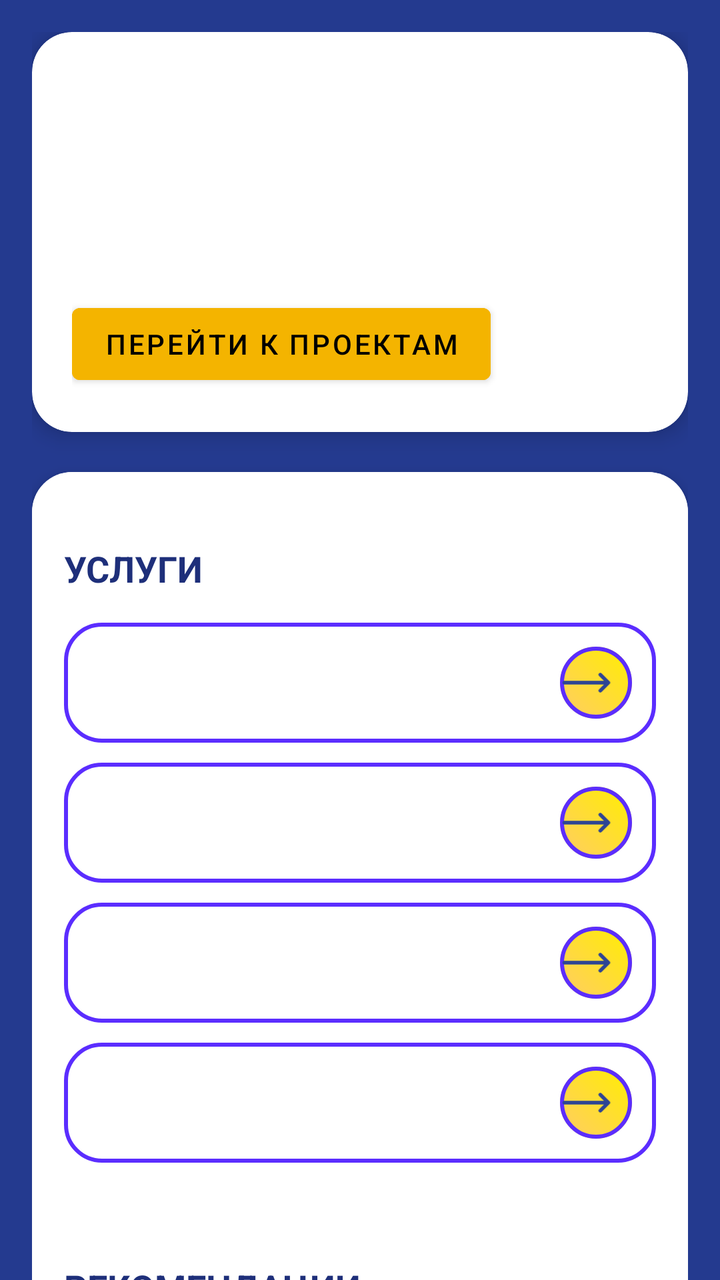
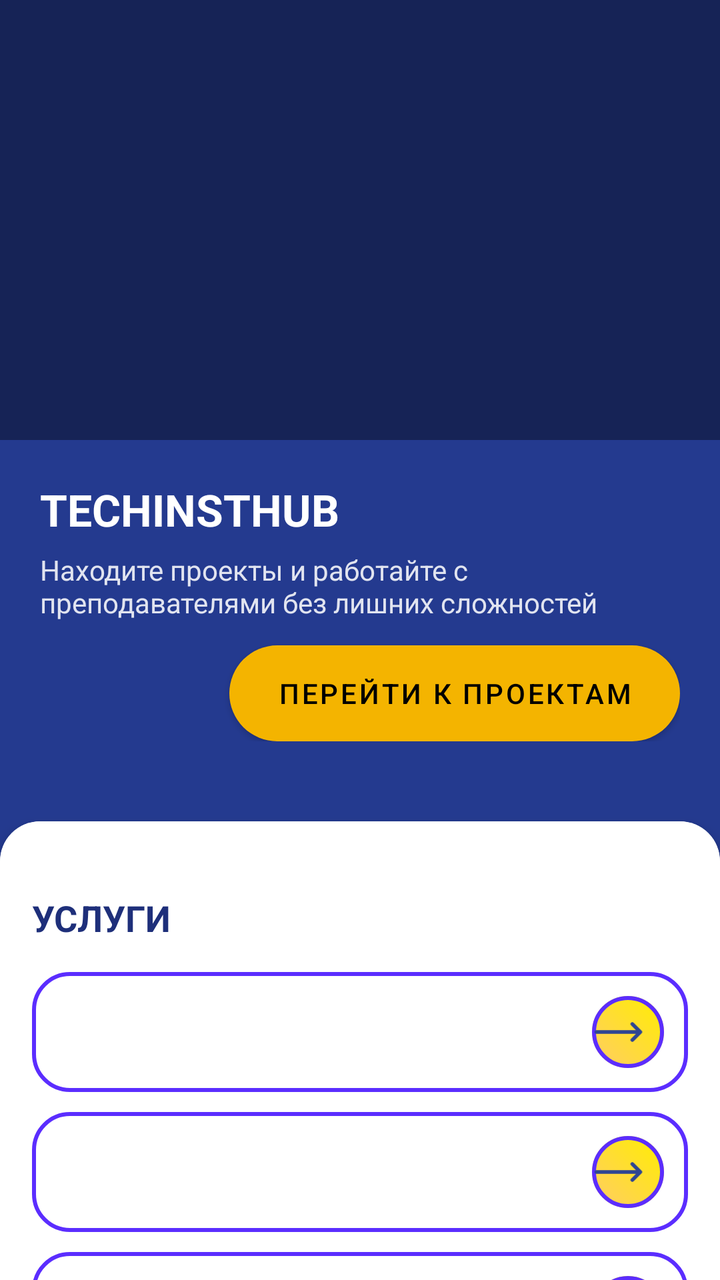

Before-and-after screenshots of an Android layout around one commit, followed by the original layout XML and the change that was made.
<!-- AndroidManifest.xml: application theme Theme.MyApplication -->
<!-- res/layout/fragment_home.xml -->
<?xml version="1.0" encoding="utf-8"?>
<androidx.core.widget.NestedScrollView
    xmlns:android="http://schemas.android.com/apk/res/android"
    xmlns:app="http://schemas.android.com/apk/res-auto"
    xmlns:tools="http://schemas.android.com/tools"
    android:layout_width="match_parent"
    android:layout_height="match_parent"
    android:background="#243A8F">

    <LinearLayout
        android:layout_width="match_parent"
        android:layout_height="wrap_content"
        android:orientation="vertical"
        android:padding="16dp">

        <androidx.cardview.widget.CardView
            android:layout_width="match_parent"
            android:layout_height="200dp"
            app:cardCornerRadius="20dp"
            app:cardElevation="6dp">

            <LinearLayout
                android:layout_width="match_parent"
                android:layout_height="match_parent"
                android:orientation="vertical"
                android:gravity="bottom"
                android:padding="20dp">

                <TextView
                    android:text="TECHINSTHUB"
                    android:textColor="@android:color/white"
                    android:textSize="22sp"
                    android:textStyle="bold"
                    android:layout_height="wrap_content"
                    android:layout_width="wrap_content"
                    tools:ignore="HardcodedText" />

                <TextView
                    android:text="Находите проекты и работайте с преподавателями без лишних сложностей"
                    android:textColor="#DDFFFFFF"
                    android:textSize="14sp"
                    android:layout_marginTop="6dp"
                    android:layout_height="wrap_content"
                    android:layout_width="wrap_content"
                    tools:ignore="HardcodedText" />

                <Button
                    android:text="Перейти к проектам"
                    android:layout_marginTop="12dp"
                    android:backgroundTint="#F4B400"
                    android:textColor="@android:color/black"
                    android:layout_height="wrap_content"
                    android:layout_width="wrap_content"
                    tools:ignore="HardcodedText" />
            </LinearLayout>
        </androidx.cardview.widget.CardView>

        <androidx.cardview.widget.CardView
            android:layout_width="match_parent"
            android:layout_height="wrap_content"
            android:layout_marginTop="20dp"
            app:cardCornerRadius="20dp"
            app:cardElevation="4dp">

            <LinearLayout
                android:layout_width="match_parent"
                android:layout_height="wrap_content"
                android:orientation="vertical"
                android:padding="16dp"
                android:background="@android:color/white">

                <TextView
                    android:text="УСЛУГИ"
                    android:textStyle="bold"
                    android:textSize="18sp"
                    android:textColor="#1E2F7A"
                    android:layout_height="wrap_content"
                    android:layout_width="wrap_content"
                    android:layout_marginTop="20dp"
                    tools:ignore="HardcodedText" />

                <GridLayout
                    android:layout_width="match_parent"
                    android:layout_height="wrap_content"
                    android:columnCount="1">

                    <include
                        android:id="@+id/btnProjects"
                        layout="@layout/item_custom_button"
                        android:layout_height="60dp"
                        android:text="Проекты"
                        android:layout_width="wrap_content"
                        android:layout_marginTop="15dp"
                        android:textAlignment="textStart"
                        android:layout_columnWeight="1"
                        tools:ignore="HardcodedText" />

                    <include
                        android:id="@+id/btnInternShips"
                        layout="@layout/item_custom_button"
                        android:layout_height="60dp"
                        android:text="Стажировки"
                        android:layout_width="wrap_content"
                        android:layout_marginTop="10dp"
                        android:textAlignment="textStart"
                        android:layout_columnWeight="1"
                        tools:ignore="HardcodedText" />

                    <include
                        android:id="@+id/btnEvents"
                        layout="@layout/item_custom_button"
                        android:layout_height="60dp"
                        android:text="Мероприятия"
                        android:layout_width="wrap_content"
                        android:layout_marginTop="10dp"
                        android:textAlignment="textStart"
                        android:layout_columnWeight="1"
                        tools:ignore="HardcodedText" />

                    <include
                        android:id="@+id/btnCommunity"
                        layout="@layout/item_custom_button"
                        android:layout_height="60dp"
                        android:text="Сообщество"
                        android:layout_width="wrap_content"
                        android:layout_marginTop="10dp"
                        android:textAlignment="textStart"
                        android:layout_columnWeight="1"
                        tools:ignore="HardcodedText" />
                </GridLayout>

                <TextView
                    android:text="РЕКОМЕНДАЦИИ"
                    android:textStyle="bold"
                    android:textSize="18sp"
                    android:textColor="#1E2F7A"
                    android:layout_marginTop="50dp"
                    android:layout_height="wrap_content"
                    android:layout_width="wrap_content"
                    tools:ignore="HardcodedText" />

                <androidx.recyclerview.widget.RecyclerView
                    android:id="@+id/recyclerRecommendationProjects"
                    android:layout_width="match_parent"
                    android:layout_height="wrap_content"
                    android:nestedScrollingEnabled="false"
                    android:layout_marginTop="8dp"
                    android:overScrollMode="never"/>

                <TextView
                    android:layout_width="wrap_content"
                    android:layout_height="wrap_content"
                    android:text="смотреть все"
                    android:textColor="@color/black"
                    android:gravity="end"
                    tools:ignore="HardcodedText" />
            </LinearLayout>

        </androidx.cardview.widget.CardView>

        <TextView
            android:text="НАШИ НОВОСТИ"
            android:textStyle="bold"
            android:textColor="#FFFFFF"
            android:textSize="18sp"
            android:paddingStart="8dp"
            android:paddingEnd="0dp"
            android:layout_marginTop="50dp"
            android:layout_height="wrap_content"
            android:layout_width="wrap_content"
            tools:ignore="HardcodedText" />

        <androidx.recyclerview.widget.RecyclerView
            android:id="@+id/recyclerRecommendationNews"
            android:layout_width="match_parent"
            android:layout_height="wrap_content"
            android:layout_marginTop="8dp"
            android:overScrollMode="never"/>

        <TextView
            android:layout_width="wrap_content"
            android:layout_height="wrap_content"
            android:text="смотреть все"
            android:textColor="@color/black"
            android:gravity="end"
            tools:ignore="HardcodedText" />

    </LinearLayout>
</androidx.core.widget.NestedScrollView>
<!-- res/layout/item_custom_button.xml (included above) -->
<?xml version="1.0" encoding="utf-8"?>
<RelativeLayout xmlns:android="http://schemas.android.com/apk/res/android"
    xmlns:tools="http://schemas.android.com/tools"
    android:layout_width="match_parent"
    android:layout_height="56dp"
    android:background="@drawable/bg_button_outline"
    android:paddingStart="20dp"
    android:paddingEnd="12dp">

    <TextView
        android:id="@+id/buttonText"
        android:layout_width="wrap_content"
        android:layout_height="wrap_content"
        android:textSize="16sp"
        android:textColor="#2E4593"
        android:layout_centerVertical="true"
        tools:ignore="HardcodedText,RelativeOverlap" />

    <FrameLayout
        android:layout_width="36dp"
        android:layout_height="36dp"
        android:layout_alignParentEnd="true"
        android:layout_centerVertical="true"
        android:background="@drawable/bg_circle">

        <ImageView
            android:background="@drawable/bg_button_outline"
            android:layout_width="match_parent"
            android:layout_height="match_parent"
            android:contentDescription="buttonback"
            android:src="@drawable/ic_arrow"
            android:paddingStart="-4dp"
            android:paddingEnd="0dp"
            tools:ignore="HardcodedText" />
    </FrameLayout>

</RelativeLayout>
<!-- resources referenced by this layout -->
<resources>
  <color name="black">#FF000000</color>
  <!-- drawable bg_button_outline (drawable) -->
  <shape xmlns:android="http://schemas.android.com/apk/res/android">
      <corners android:radius="18dp"/>
  
      <stroke
          android:width="2dp"
          android:color="#5B2DFF"/>
  
      <solid android:color="@android:color/transparent"/>
  </shape>
  <!-- drawable bg_circle (drawable) -->
  <shape xmlns:android="http://schemas.android.com/apk/res/android"
      android:shape="oval">
  
      <gradient
          android:startColor="#FFC6"
          android:endColor="#FFE0"
          android:angle="45"/>
  </shape>
  <!-- drawable ic_arrow (drawable) -->
  <vector xmlns:android="http://schemas.android.com/apk/res/android"
      android:width="36dp"
      android:height="36dp"
      android:viewportWidth="36"
      android:viewportHeight="36">
  
      <path
          android:pathData="M4,18 L26,18 M22,14 L26,18 L22,22"
          android:fillColor="@android:color/transparent"
          android:strokeColor="#2E4593"
          android:strokeWidth="1.8"
          android:strokeLineCap="round"
          android:strokeLineJoin="round"/>
  
  </vector>
  <style name="Theme.MyApplication" parent="Theme.MaterialComponents.DayNight.DarkActionBar">
          
          <item name="colorPrimary">@color/purple_500</item>
          <item name="colorPrimaryVariant">@color/purple_700</item>
          <item name="colorOnPrimary">@color/white</item>
          
          <item name="colorSecondary">@color/teal_200</item>
          <item name="colorSecondaryVariant">@color/teal_700</item>
          <item name="colorOnSecondary">@color/black</item>
          
          <item name="android:statusBarColor">?attr/colorPrimaryVariant</item>
          
      </style>
  <color name="purple_500">#FF6200EE</color>
  <color name="purple_700">#FF3700B3</color>
  <color name="white">#FFFFFFFF</color>
  <color name="teal_200">#FF03DAC5</color>
  <color name="teal_700">#FF018786</color>
</resources>

<!-- the commit's change to res/layout/fragment_home.xml (unified diff, before → after) -->
@@ -10,50 +10,62 @@
     <LinearLayout
         android:layout_width="match_parent"
         android:layout_height="wrap_content"
-        android:orientation="vertical"
-        android:padding="16dp">
-
-        <androidx.cardview.widget.CardView
-            android:layout_width="match_parent"
-            android:layout_height="200dp"
-            app:cardCornerRadius="20dp"
-            app:cardElevation="6dp">
-
-            <LinearLayout
+        android:orientation="vertical">
+
+        <FrameLayout
+            android:layout_width="match_parent"
+            android:layout_height="220dp">
+
+            <ImageView
                 android:layout_width="match_parent"
                 android:layout_height="match_parent"
-                android:orientation="vertical"
-                android:gravity="bottom"
-                android:padding="20dp">
-
-                <TextView
-                    android:text="TECHINSTHUB"
-                    android:textColor="@android:color/white"
-                    android:textSize="22sp"
-                    android:textStyle="bold"
-                    android:layout_height="wrap_content"
-                    android:layout_width="wrap_content"
-                    tools:ignore="HardcodedText" />
-
-                <TextView
-                    android:text="Находите проекты и работайте с преподавателями без лишних сложностей"
-                    android:textColor="#DDFFFFFF"
-                    android:textSize="14sp"
-                    android:layout_marginTop="6dp"
-                    android:layout_height="wrap_content"
-                    android:layout_width="wrap_content"
-                    tools:ignore="HardcodedText" />
-
-                <Button
-                    android:text="Перейти к проектам"
-                    android:layout_marginTop="12dp"
-                    android:backgroundTint="#F4B400"
-                    android:textColor="@android:color/black"
-                    android:layout_height="wrap_content"
-                    android:layout_width="wrap_content"
-                    tools:ignore="HardcodedText" />
-            </LinearLayout>
-        </androidx.cardview.widget.CardView>
+                android:scaleType="centerCrop" />
+
+            <View
+                android:layout_width="match_parent"
+                android:layout_height="match_parent"
+                android:background="#66000000"/>
+
+        </FrameLayout>
+
+        <LinearLayout
+            android:layout_width="match_parent"
+            android:layout_height="match_parent"
+            android:orientation="vertical"
+            android:gravity="bottom"
+            android:padding="20dp">
+
+            <TextView
+                android:text="TECHINSTHUB"
+                android:textColor="@android:color/white"
+                android:textSize="22sp"
+                android:textStyle="bold"
+                android:layout_height="wrap_content"
+                android:layout_width="wrap_content"
+                tools:ignore="HardcodedText" />
+
+            <TextView
+                android:text="Находите проекты и работайте с преподавателями без лишних сложностей"
+                android:textColor="#DDFFFFFF"
+                android:textSize="14sp"
+                android:layout_marginTop="6dp"
+                android:layout_height="wrap_content"
+                android:layout_width="wrap_content"
+                tools:ignore="HardcodedText" />
+
+            <Button
+                android:text="Перейти к проектам"
+                android:layout_marginTop="12dp"
+                android:textColor="@android:color/black"
+                android:layout_height="wrap_content"
+                android:layout_width="wrap_content"
+                tools:ignore="HardcodedText"
+                app:backgroundTint="@null"
+                android:layout_gravity="end"
+                android:background="@drawable/btn_yellow"
+                android:paddingStart="24dp"
+                android:paddingEnd="24dp"/>
+        </LinearLayout>
 
         <androidx.cardview.widget.CardView
             android:layout_width="match_parent"
@@ -151,6 +163,8 @@
                     android:layout_width="wrap_content"
                     android:layout_height="wrap_content"
                     android:text="смотреть все"
+                    android:layout_gravity="end"
+                    android:paddingBottom="30dp"
                     android:textColor="@color/black"
                     android:gravity="end"
                     tools:ignore="HardcodedText" />
@@ -163,9 +177,9 @@
             android:textStyle="bold"
             android:textColor="#FFFFFF"
             android:textSize="18sp"
-            android:paddingStart="8dp"
+            android:paddingStart="18dp"
             android:paddingEnd="0dp"
-            android:layout_marginTop="50dp"
+            android:layout_marginTop="60dp"
             android:layout_height="wrap_content"
             android:layout_width="wrap_content"
             tools:ignore="HardcodedText" />
@@ -174,14 +188,14 @@
             android:id="@+id/recyclerRecommendationNews"
             android:layout_width="match_parent"
             android:layout_height="wrap_content"
-            android:layout_marginTop="8dp"
+            android:layout_margin="10dp"
             android:overScrollMode="never"/>
 
         <TextView
             android:layout_width="wrap_content"
             android:layout_height="wrap_content"
             android:text="смотреть все"
-            android:textColor="@color/black"
+            android:textColor="@color/white"
             android:gravity="end"
             tools:ignore="HardcodedText" />
 
<!-- resource entries referenced after the edit -->
@@ -19,6 +19,11 @@
           android:startColor="#FFC6"
           android:endColor="#FFE0"
           android:angle="45"/>
+  </shape>
+  <!-- drawable btn_yellow (drawable) -->
+  <shape xmlns:android="http://schemas.android.com/apk/res/android">
+      <solid android:color="#F4B400"/>
+      <corners android:radius="30dp"/>
   </shape>
   <!-- drawable ic_arrow (drawable) -->
   <vector xmlns:android="http://schemas.android.com/apk/res/android"
